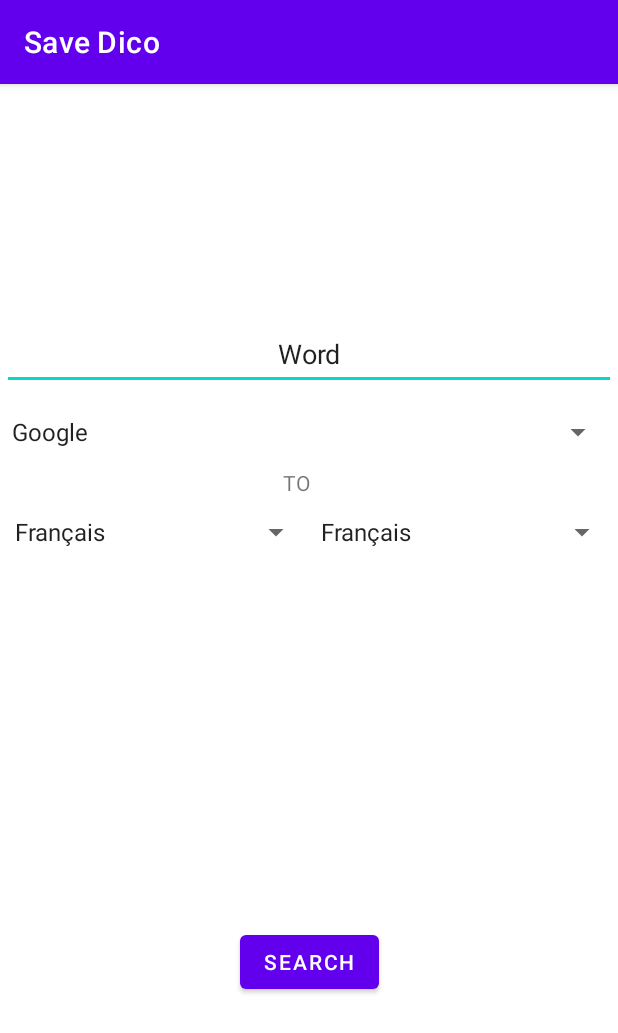
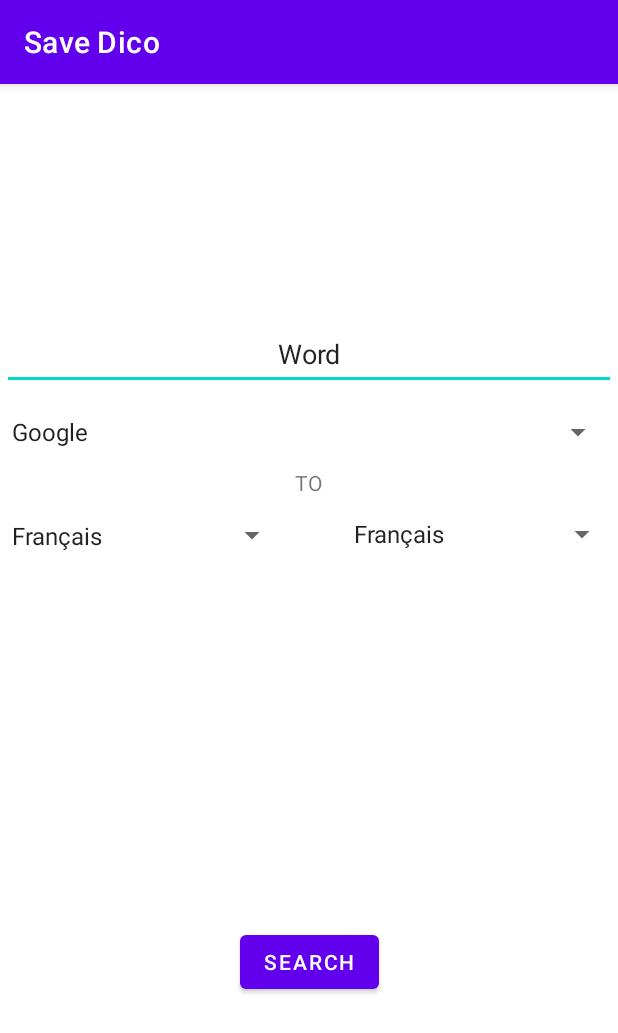
Before and after one commit to Dalekin9/TranslateApp, an Android app: the RechercheTradActivity screen opened directly, with no data from a screen before it, after a tap on "SEARCH", on a phone screen of 412 x 824 dp. Shown: the top 1033 px of the screen. Run offline under Robolectric (Android 15) with nearby library versions, the phone set to English and light mode, and no system bars; our stand-ins replace Room's generated code.

Commit message:
Fixed RechercheTradActivity and queries

```diff
--- a/app/src/main/AndroidManifest.xml
+++ b/app/src/main/AndroidManifest.xml
@@ -34,7 +34,7 @@
             <intent-filter>
                 <action android:name="android.intent.action.MAIN" />
                 <action android:name="android.intent.action.SEND" />
-                <category android:name="android.intent.category.DEFAULT" />
+                <category android:name="android.intent.category.LAUNCHER" />
                 <data android:mimeType="text/plain"/>
             </intent-filter>
 
--- a/app/src/main/java/com/example/translateapp/AjoutViewModel.kt
+++ b/app/src/main/java/com/example/translateapp/AjoutViewModel.kt
@@ -8,6 +8,10 @@ class AjoutViewModel(application: Application) : AndroidViewModel(application) {
     val dao = (application as DicoApplication).database.MyDao()
 
     val insertInfo = MutableLiveData<Long>(0)
+
+    var certainsDictionnaires = MutableLiveData<List<Dictionnaire>>()
+
+    var certainsMots = MutableLiveData<List<Mot>>()
 
     fun insertDico(vararg dictionnaire: Dictionnaire){
         thread{
@@ -23,9 +27,9 @@ class AjoutViewModel(application: Application) : AndroidViewModel(application) {
         }
     }
 
-    fun loadDictionnaire(nom:String, startLang:String, endLang:String) = dao.loadDictionnaire(nom, startLang, endLang)
+    fun loadDictionnaire(nom:String, startLang:String, endLang:String) = thread { certainsDictionnaires.postValue(dao.loadDictionnaire(nom, startLang, endLang))}
 
-    fun loadDictionnaireDeMot(mot:String,  endLang:String) = dao.loadDictionnaireDeMot(mot, endLang)
+    fun loadDictionnaireDeMot(mot:String,  endLang:String) = thread { certainsDictionnaires.postValue(dao.loadDictionnaireDeMot(mot, endLang))}
 
-    fun loadMot(mot: String) = dao.loadMot(mot)
+    fun loadMot(mot: String, endLang: String) = thread{ certainsMots.postValue(dao.loadMot(mot, endLang))}
 }
--- a/app/src/main/java/com/example/translateapp/Dao.kt
+++ b/app/src/main/java/com/example/translateapp/Dao.kt
@@ -1,9 +1,7 @@
 package com.example.translateapp
 import androidx.lifecycle.LiveData
+import androidx.room.*
 import androidx.room.Dao
-import androidx.room.Insert
-import androidx.room.OnConflictStrategy
-import androidx.room.Query
 
 @Dao
 interface Dao {
@@ -15,7 +13,7 @@ interface Dao {
     fun insertMot(vararg mot: Mot):List<Long>
 
     @Query("SELECT * FROM Dictionnaire")
-    fun loadAllDictionnaries(): LiveData<List<Dictionnaire>>
+    fun loadAllDictionnaires(): LiveData<List<Dictionnaire>>
 
    @Query("SELECT * FROM Dictionnaire WHERE url LIKE 'http_//%' || :nom || '.%' AND startLanguage = :startLang AND endLanguage = :endLang ")
     fun loadDictionnaire(nom:String, startLang:String, endLang:String ): List<Dictionnaire>
@@ -23,7 +21,7 @@ interface Dao {
     @Query("SELECT * FROM Dictionnaire INNER JOIN Mot WHERE word = :mot AND idDico = dictionnary AND endLanguage = :endLang")
     fun loadDictionnaireDeMot(mot:String, endLang:String): List<Dictionnaire>
 
-    @Query("SELECT * FROM Mot WHERE word LIKE :mot")
-    fun loadMot(mot:String): List<Dictionnaire>
+    @Query("SELECT * FROM Mot INNER JOIN Dictionnaire WHERE word = :mot AND idDico = dictionnary AND endLanguage = :endLang")
+    fun loadMot(mot:String, endLang:String): List<Mot>
 
 }
--- a/app/src/main/java/com/example/translateapp/Mot.kt
+++ b/app/src/main/java/com/example/translateapp/Mot.kt
@@ -15,6 +15,7 @@ data class Mot(
     @PrimaryKey val idMot:Long = 0,
     var word:String,
     var translation:String,
+    var urlTransl:String,
     var dictionnary:Long,
     var toLearn:Boolean,
     //var learningEnding:Date,
--- a/app/src/main/java/com/example/translateapp/RechercheTradActivity.kt
+++ b/app/src/main/java/com/example/translateapp/RechercheTradActivity.kt
@@ -32,22 +32,16 @@ class RechercheTradActivity : AppCompatActivity() {
         val endLang = binding.languedest.selectedItem.toString()
         val mot = binding.word.text.toString()
 
-        var url = ""
-        var dicosAvailable:List<Dictionnaire>
-        if(dico == "Google"){
-            url = "http://www.google.fr/search?q=traduction+" + mot + endLang
+        var url = "http://www.google.fr/search?q=traduction+$mot $endLang"
+
+        model.loadMot(mot, endLang)
+        if(model.certainsMots.value != null && model.certainsMots.value!!.isNotEmpty()){   //Cas
+            url = model.certainsMots.value!![0].urlTransl
         }else{
-            dicosAvailable = model.loadDictionnaireDeMot(dico, endLang)
-            if(dicosAvailable.size != 0){   //Cas
-                url = dicosAvailable[0].url
-            }else{
-                dicosAvailable = model.loadDictionnaire(dico, startLang, endLang)
-                if(dicosAvailable.size != 0){
-                    url = dicosAvailable[0].url + mot
-                }
+            model.loadDictionnaire(dico, startLang, endLang)
+            if(model.certainsDictionnaires.value != null  && model.certainsDictionnaires.value!!.isNotEmpty()){
+                url = model.certainsDictionnaires.value!![0].url + mot
             }
-
-
         }
         // TODO val urlDico -> get url pour le dico selectionné
 
--- a/app/src/main/res/layout/activity_recherche_trad.xml
+++ b/app/src/main/res/layout/activity_recherche_trad.xml
@@ -49,8 +49,8 @@
 
     <Spinner
         android:id="@+id/languedest"
-        android:layout_width="206dp"
-        android:layout_height="45dp"
+        android:layout_width="184dp"
+        android:layout_height="48dp"
         android:layout_marginTop="276dp"
         android:entries="@array/langSpinner_entries"
         app:layout_constraintEnd_toEndOf="parent"
@@ -58,12 +58,11 @@
 
     <Spinner
         android:id="@+id/languesourc"
-        android:layout_width="206dp"
-        android:layout_height="45dp"
+        android:layout_width="192dp"
+        android:layout_height="50dp"
         android:layout_marginTop="276dp"
-        android:layout_marginEnd="204dp"
         android:entries="@array/langSpinner_entries"
-        app:layout_constraintEnd_toEndOf="parent"
+        app:layout_constraintStart_toStartOf="parent"
         app:layout_constraintTop_toTopOf="parent" />
 
     <TextView
@@ -71,7 +70,7 @@
         android:layout_width="23dp"
         android:layout_height="18dp"
         android:layout_marginTop="256dp"
-        android:layout_marginEnd="200dp"
+        android:layout_marginEnd="192dp"
         android:text="TO"
         app:layout_constraintEnd_toEndOf="parent"
         app:layout_constraintTop_toTopOf="parent" />
```
